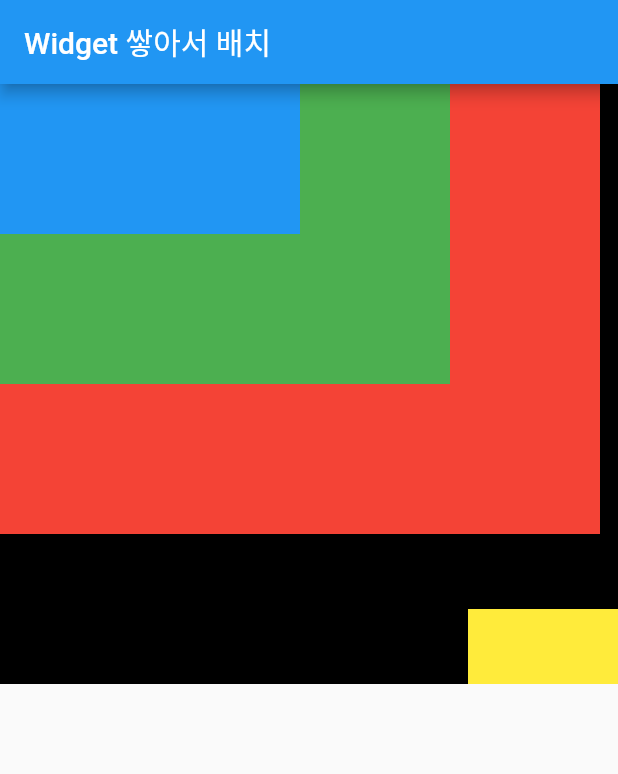
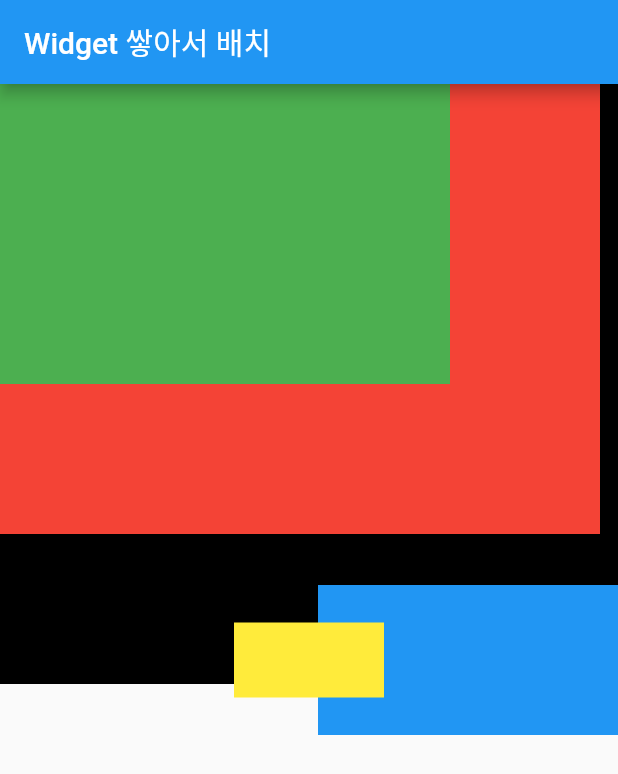
Before and after one commit to JangWoojun/flutter_layout, a Flutter app: the screen it shows after launch, on a phone screen of 412 x 824 dp. Shown: the top 774 px of the screen. Run offline on Flutter 3.47's test engine with Material 2 defaults, Android fonts, the phone set to English and light mode, and no system bars.

Commit message:
stack에서 Align으로 위젯 위치 조정

```diff
--- a/lib/main.dart
+++ b/lib/main.dart
@@ -33,14 +33,16 @@ class Body extends StatelessWidget {
           height: 200,
           color: Colors.green,
         ),
-        Container(
-          width: 200,
-          height: 100,
-          color: Colors.blue,
+        Align(
+          alignment: const Alignment(1, 0),
+          child: Container(
+            width: 200,
+            height: 100,
+            color: Colors.blue,
+          ),
         ),
-        Positioned(
-          bottom: 0,
-          right: 0,
+        Align(
+          alignment: Alignment.center,
           child: Container(
             width: 100,
             height: 50,
```
